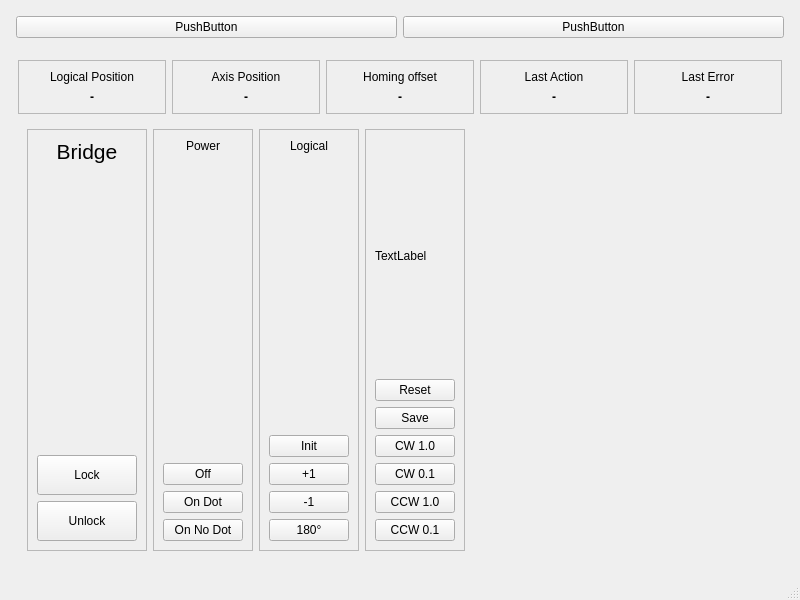
Old version of the form src/mainwindow.ui in the repository cilo72/raspi_turntable.
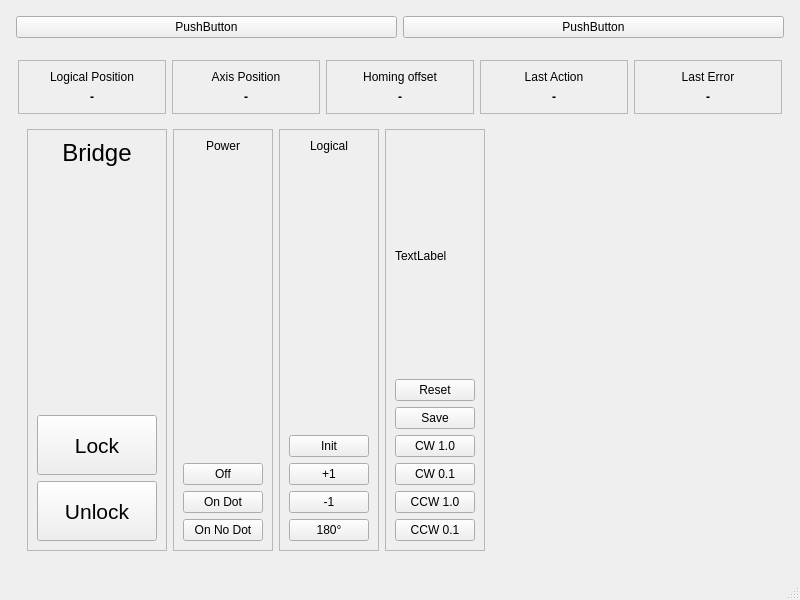
New version of the form.

What changed in the file:
```diff
--- a/src/mainwindow.ui
+++ b/src/mainwindow.ui
@@ -271,7 +271,7 @@
                  <widget class="QLabel" name="label_4">
                   <property name="font">
                    <font>
-                    <pointsize>16</pointsize>
+                    <pointsize>18</pointsize>
                    </font>
                   </property>
                   <property name="text">
@@ -299,10 +299,15 @@
                  <widget class="QPushButton" name="pushButtonLowLevelBridgeLock">
                   <property name="minimumSize">
                    <size>
-                    <width>100</width>
-                    <height>40</height>
+                    <width>120</width>
+                    <height>60</height>
                    </size>
                   </property>
+                  <property name="font">
+                   <font>
+                    <pointsize>16</pointsize>
+                   </font>
+                  </property>
                   <property name="text">
                    <string>Lock</string>
                   </property>
@@ -312,10 +317,15 @@
                  <widget class="QPushButton" name="pushButtonLowLevelBridgeUnlock">
                   <property name="minimumSize">
                    <size>
-                    <width>100</width>
-                    <height>40</height>
+                    <width>120</width>
+                    <height>60</height>
                    </size>
                   </property>
+                  <property name="font">
+                   <font>
+                    <pointsize>16</pointsize>
+                   </font>
+                  </property>
                   <property name="text">
                    <string>Unlock</string>
                   </property>
```
